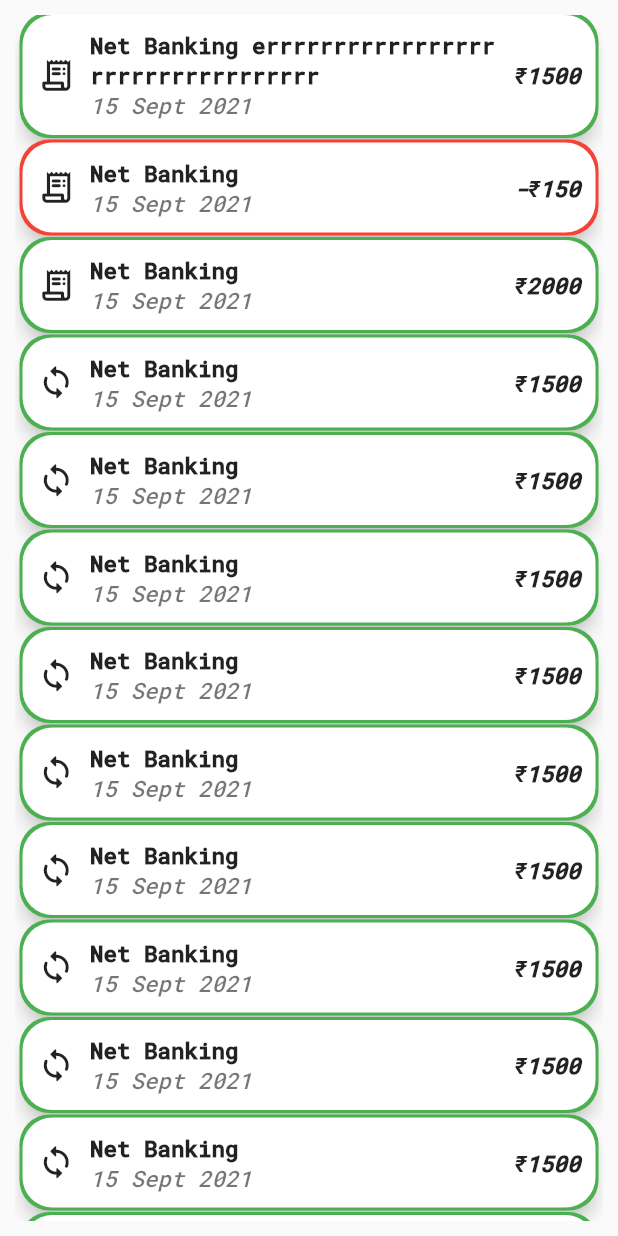
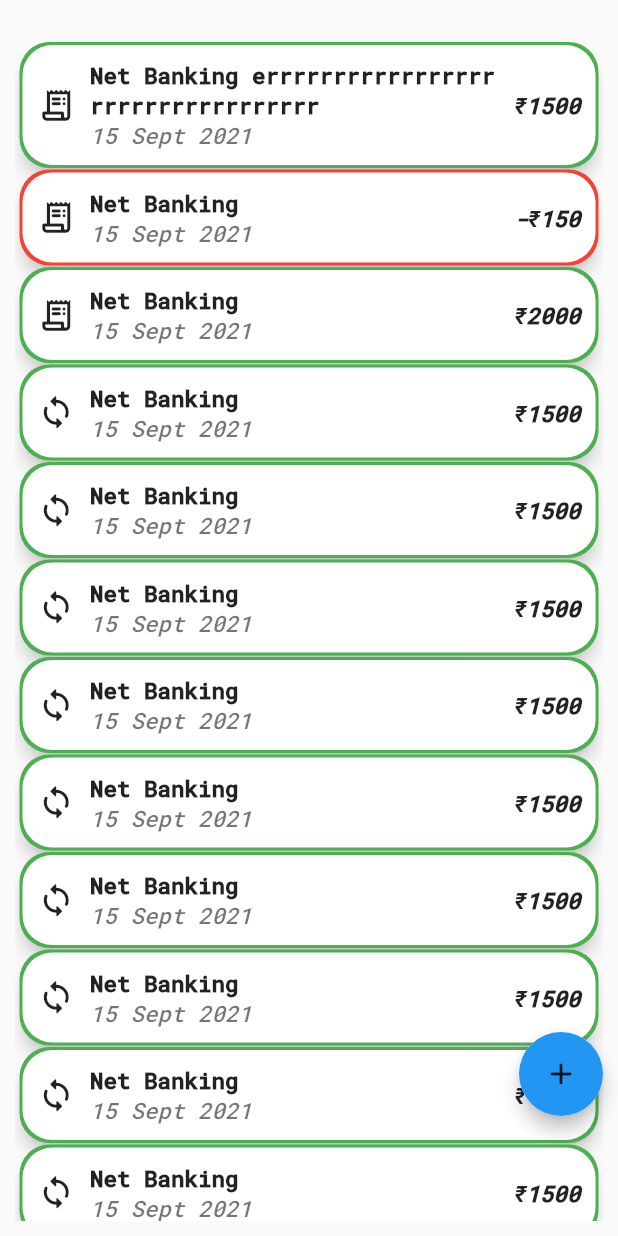
Before and after one commit to MrAugusT22/pocket-science, a Flutter app: the Expenses screen opened by its route, on a phone screen of 412 x 824 dp. Run offline on Flutter 3.47's test engine with Material 2 defaults, Android fonts, the phone set to English and light mode, and no system bars; our stand-ins replace bottom_navy_bar, shared_preferences, syncfusion_flutter_charts; accounts and stored records are empty.

Commit message:
expenses ui updated

```diff
--- a/lib/screens/expenses.dart
+++ b/lib/screens/expenses.dart
@@ -1,7 +1,4 @@
-import 'dart:io';
-import 'package:fin_calc/utilities/additional_info_card.dart';
 import 'package:fin_calc/utilities/constants.dart';
-import 'package:fin_calc/utilities/investment_card_text.dart';
 import 'package:fin_calc/utilities/theme_data.dart';
 import 'package:fin_calc/utilities/transaction_card.dart';
 import 'package:flutter/cupertino.dart';
@@ -27,8 +24,11 @@ class _ExpensesState extends State<Expenses> {
       return Scaffold(
         extendBody: true,
         body: Padding(
-          padding: const EdgeInsets.all(10),
-          child: ListView.separated(
+          padding: const EdgeInsets.only(bottom: 10, right: 10, left: 10),
+          child: Stack(
+            children: [
+              ListView.separated(
+                padding: EdgeInsets.only(bottom: 156, top: 30),
                 separatorBuilder: (context, index) {
                   return SizedBox(height: 5);
                 },
@@ -36,7 +36,32 @@ class _ExpensesState extends State<Expenses> {
                 itemCount: count,
                 itemBuilder: (context, index) {
                   return _transactionList[index];
-              }),
+                },
+              ),
+              Positioned(
+                bottom: 70,
+                right: 0,
+                child: GestureDetector(
+                  onTap: () {
+                    print('tapped');
+                  },
+                  child: Material(
+                    elevation: 5,
+                    shape: CircleBorder(),
+                    child: Container(
+                      constraints:
+                          BoxConstraints.tightFor(width: 56, height: 56),
+                      decoration: BoxDecoration(
+                        shape: BoxShape.circle,
+                        color: kMyColor,
+                      ),
+                      child: Icon(Icons.add_rounded),
+                    ),
+                  ),
+                ),
+              ),
+            ],
+          ),
         ),
       );
     });
```
Lines whose indentation alone changed are shown as unchanged.
